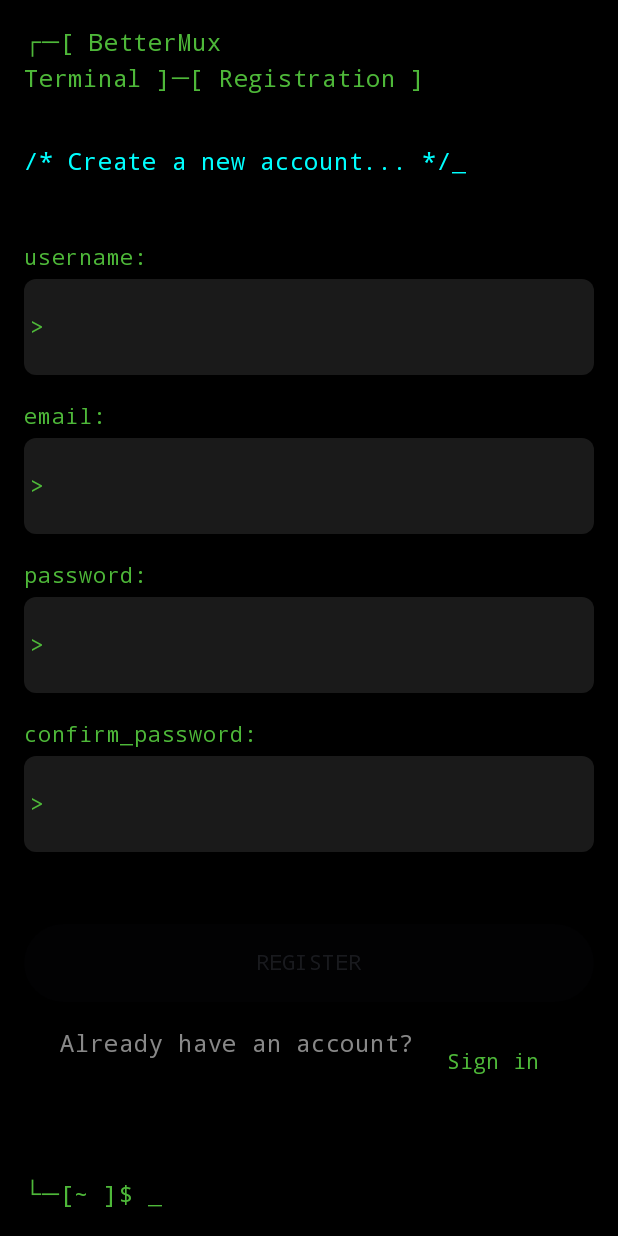
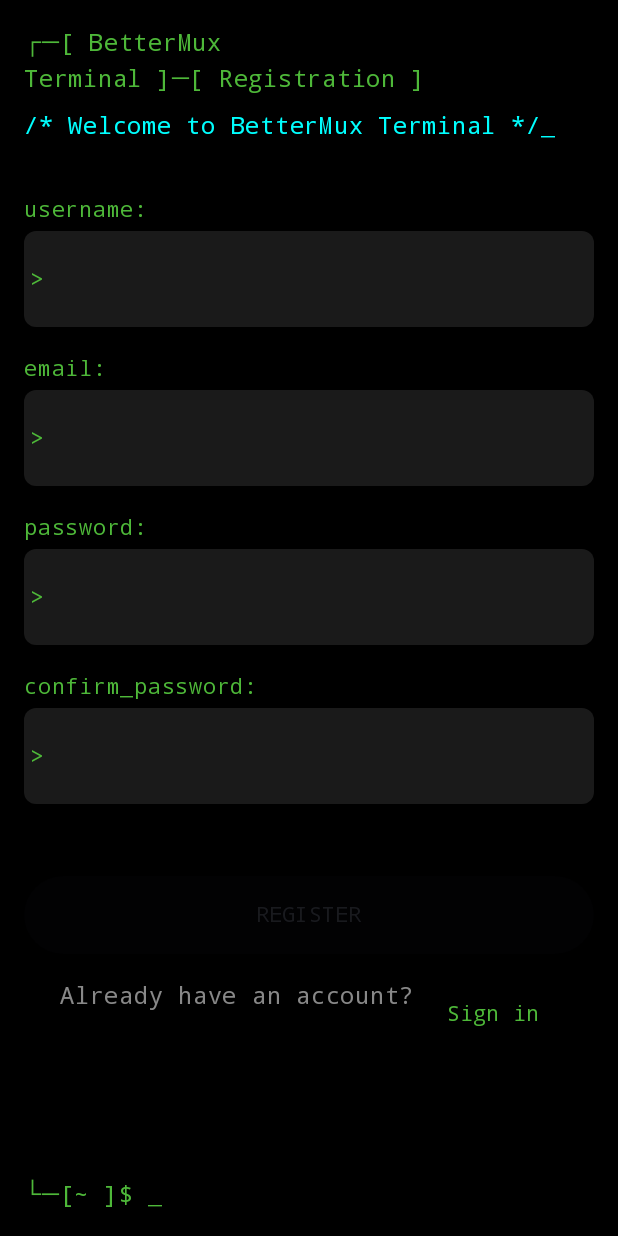
Before and after one commit to ayaxan7/betTermux, an Android app built with Jetpack Compose: the screen it shows after launch (MainActivity), after a tap on "Create account", on a phone screen of 412 x 824 dp. Run offline under Robolectric (Android 15) with nearby library versions, the phone set to English and light mode, and no system bars; our stand-ins replace Dagger/Hilt's generated code, Firebase (no records; nobody signed in at launch, a user with empty details on screens opened directly).

Commit message:
Enhance typing animation on sign-in and sign-up screens with improved text carousel

```diff
--- a/app/src/main/java/com/ayaan/mongofsterminal/presentation/auth/signinscreen/SignInScreen.kt
+++ b/app/src/main/java/com/ayaan/mongofsterminal/presentation/auth/signinscreen/SignInScreen.kt
@@ -55,11 +55,14 @@ fun SignInScreen(
 
     val scrollState = rememberScrollState()
     var showCursor by remember { mutableStateOf(true) }
-    var currentText by remember { mutableStateOf(0) }
+    var displayedText by remember { mutableStateOf("") }
+    var isTyping by remember { mutableStateOf(true) }
     val texts = listOf(
         "/* Welcome to BetterMux Terminal */",
-        "/* Sign in to continue... */"
+        "/* Sign in to continue... */",
+        "/* Enter your credentials below*/",
     )
+    var currentTextIndex by remember { mutableStateOf(0) }
 
     // Animation for blinking cursor
     LaunchedEffect(Unit) {
@@ -69,13 +72,31 @@ fun SignInScreen(
         }
     }
 
-    // Animation for typewriter effect
+    // Enhanced animation for typing and deleting text carousel
     LaunchedEffect(Unit) {
-        var index = 0
-        while (index < texts.size) {
-            currentText = index
-            delay(2000)
-            index++
+        while (true) {
+            val currentFullText = texts[currentTextIndex]
+
+            // Typing phase
+            if (isTyping) {
+                for (i in 1..currentFullText.length) {
+                    displayedText = currentFullText.substring(0, i)
+                    delay(60) // Typing speed
+                }
+                delay(1200) // Pause at the end of typing
+                isTyping = false
+            }
+            // Deleting phase
+            else {
+                for (i in currentFullText.length downTo 0) {
+                    displayedText = currentFullText.substring(0, i)
+                    delay(20) // Deletion speed (faster than typing)
+                }
+                // Move to next text
+                currentTextIndex = (currentTextIndex + 1) % texts.size
+                isTyping = true
+                delay(300) // Pause before starting next text
+            }
         }
     }
 
@@ -113,7 +134,7 @@ fun SignInScreen(
 
             // Animated text
             Text(
-                text = texts[currentText] + if (showCursor) "_" else "",
+                text = displayedText + if (showCursor) "_" else "",
                 color = Color.Cyan,
                 fontFamily = FontFamily.Monospace,
                 fontSize = 16.sp,
--- a/app/src/main/java/com/ayaan/mongofsterminal/presentation/auth/signupscreen/SignUpScreen.kt
+++ b/app/src/main/java/com/ayaan/mongofsterminal/presentation/auth/signupscreen/SignUpScreen.kt
@@ -55,12 +55,14 @@ fun SignUpScreen(
 
     val scrollState = rememberScrollState()
     var showCursor by remember { mutableStateOf(true) }
-    var currentText by remember { mutableStateOf(0) }
+    var displayedText by remember { mutableStateOf("") }
+    var isTyping by remember { mutableStateOf(true) }
     val texts = listOf(
         "/* Welcome to BetterMux Terminal */",
         "/* Create a new account... */",
         "/* Enter your credentials below */",
     )
+    var currentTextIndex by remember { mutableStateOf(0) }
 
     // Animation for blinking cursor
     LaunchedEffect(Unit) {
@@ -70,15 +72,30 @@ fun SignUpScreen(
         }
     }
 
-    // Animation for typewriter effect
+    // Enhanced animation for typing and deleting text carousel
     LaunchedEffect(Unit) {
-        var index = 0
-        while (index < texts.size) {
-            currentText = index
-            delay(1500)
-            index++
-            if(index==texts.size){
-                index=0
+        while (true) {
+            val currentFullText = texts[currentTextIndex]
+
+            // Typing phase
+            if (isTyping) {
+                for (i in 1..currentFullText.length) {
+                    displayedText = currentFullText.substring(0, i)
+                    delay(60) // Typing speed
+                }
+                delay(1200) // Pause at the end of typing
+                isTyping = false
+            }
+            // Deleting phase
+            else {
+                for (i in currentFullText.length downTo 0) {
+                    displayedText = currentFullText.substring(0, i)
+                    delay(20) // Deletion speed (faster than typing)
+                }
+                // Move to next text
+                currentTextIndex = (currentTextIndex + 1) % texts.size
+                isTyping = true
+                delay(300) // Pause before starting next text
             }
         }
     }
@@ -104,16 +121,23 @@ fun SignUpScreen(
                 modifier = Modifier.padding(bottom = 8.dp)
             )
 
-            Spacer(modifier = Modifier.height(16.dp))
-
-            // Animated text
-            Text(
-                text = texts[currentText] + if (showCursor) "_" else "",
-                color = Color.Cyan,
-                fontFamily = FontFamily.Monospace,
-                fontSize = 16.sp,
-                modifier = Modifier.padding(vertical = 8.dp)
-            )
+            // Animated text with cursor
+            Row(
+                verticalAlignment = Alignment.CenterVertically
+            ) {
+                Text(
+                    text = displayedText,
+                    color = Color.Cyan,
+                    fontFamily = FontFamily.Monospace,
+                    fontSize = 16.sp
+                )
+                Text(
+                    text = if (showCursor) "_" else " ",
+                    color = Color.Cyan,
+                    fontFamily = FontFamily.Monospace,
+                    fontSize = 16.sp
+                )
+            }
 
             Spacer(modifier = Modifier.height(24.dp))
 
```
